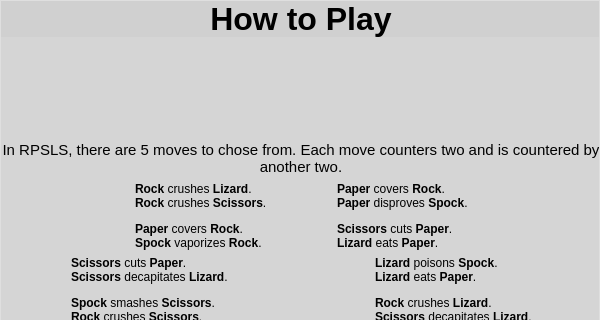
Above: src/ui/MainMenu.ui from J0w03L/QtRPSLS before the change; both pictures show x 0 to 600 and y 0 to 320 of the 600 by 600 pixel window. Below: the same form after it.
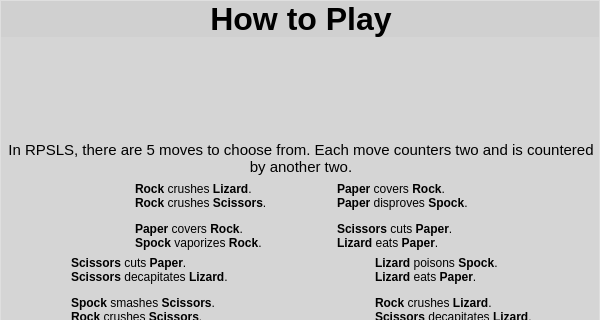
That is the form after the change. Icons and pictures are not drawn.

Commit message: Fix "How to Play" menu typo

Diff of the .ui file:
```diff
--- a/src/ui/MainMenu.ui
+++ b/src/ui/MainMenu.ui
@@ -559,7 +559,7 @@
               <string notr="true">padding: .5em;background: none;</string>
              </property>
              <property name="text">
-              <string>&lt;html&gt;&lt;head/&gt;&lt;body&gt;&lt;p&gt;In RPSLS, there are 5 moves to chose from. Each move counters two and is countered by another two.&lt;/p&gt;&lt;/body&gt;&lt;/html&gt;</string>
+              <string>&lt;html&gt;&lt;head/&gt;&lt;body&gt;&lt;p&gt;In RPSLS, there are 5 moves to choose from. Each move counters two and is countered by another two.&lt;/p&gt;&lt;/body&gt;&lt;/html&gt;</string>
              </property>
              <property name="scaledContents">
               <bool>false</bool>
```
